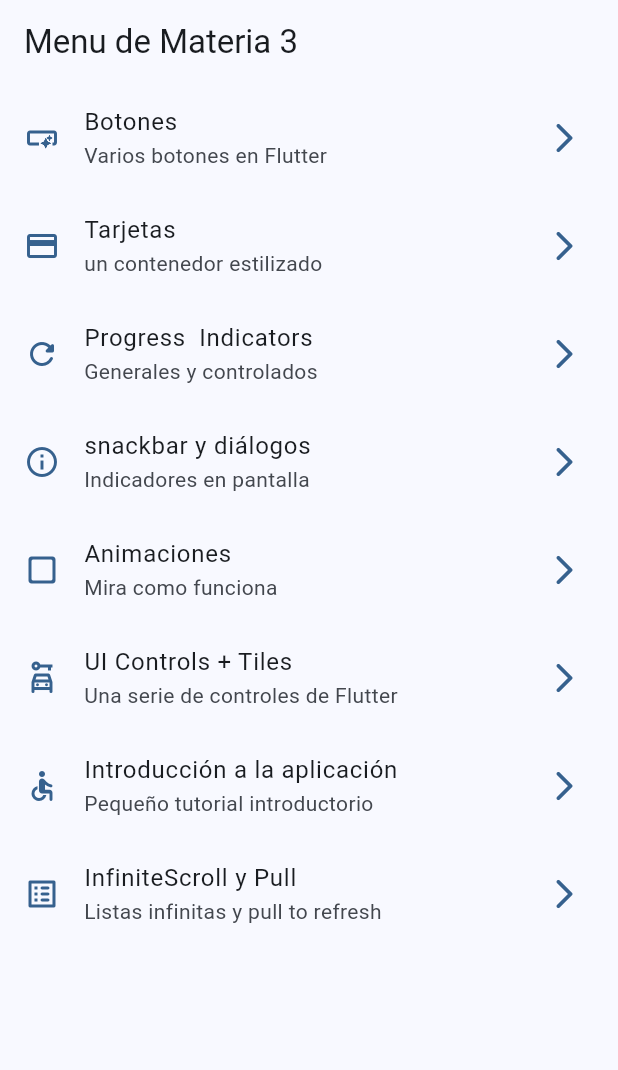
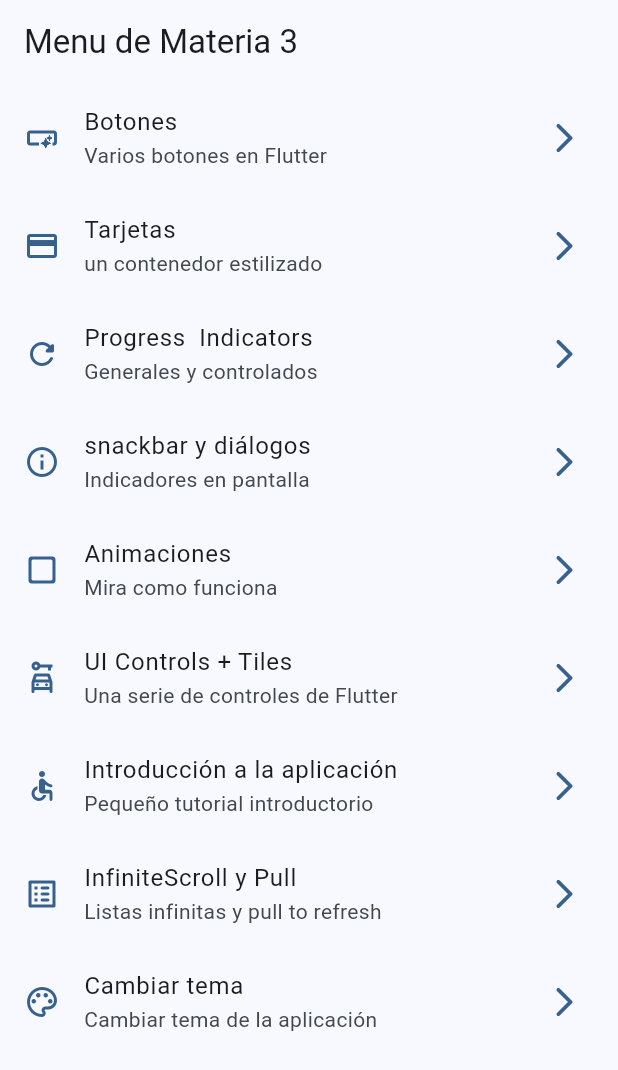
Before and after one commit to Sergi024R/halloween, a Flutter app: the screen it shows after launch, on a phone screen of 412 x 824 dp. Shown: the top 1070 px of the screen. Run offline on Flutter 3.47's test engine with Material 2 defaults, Android fonts, the phone set to English and light mode, and no system bars; our stand-ins replace animate_do, flutter_riverpod, go_router.

Commit message:
dark_mode

```diff
--- a/lib/config/menu/menu_items.dart
+++ b/lib/config/menu/menu_items.dart
@@ -54,4 +54,9 @@ List<MenuItem> appMenuItems = <MenuItem>[
       subTitle: 'Listas infinitas y pull to refresh',
       link: '/infinite',
       icon: Icons.list_alt_rounded),
+  const MenuItem(
+      title: 'Cambiar tema',
+      subTitle: 'Cambiar tema de la aplicación',
+      link: '/theme-changer',
+      icon: Icons.color_lens_outlined),
 ];
--- a/lib/config/theme/app_theme.dart
+++ b/lib/config/theme/app_theme.dart
@@ -15,16 +15,23 @@ const colorList = <Color>[
 
 class AppTheme {
   final int selectedColor;
+  final bool isDarkMode;
 
-  AppTheme({this.selectedColor = 0})
-      : assert(selectedColor >= 0 && selectedColor < colorList.length ,
+  AppTheme({
+    this.selectedColor = 0,
+    this.isDarkMode = false,
+  }) : assert(selectedColor >= 0 && selectedColor < colorList.length,
             'La selección de color no cumple con el rango de 0 asta ${colorList.length - 1}');
 
   ThemeData getTheme() => ThemeData(
-    useMaterial3: true,
-    colorSchemeSeed: colorList[selectedColor],
-    // appBarTheme: const AppBarTheme(
-    //   centerTitle: true
-    // )
-  );
+      useMaterial3: true,
+      brightness: isDarkMode ? Brightness.dark : Brightness.light,
+      colorSchemeSeed: colorList[selectedColor],
+      appBarTheme: const AppBarTheme(centerTitle: false));
+
+
+  AppTheme copyWith({int? selectedColor, bool? isDarkMode}) => AppTheme(
+        selectedColor: selectedColor ?? this.selectedColor,
+        isDarkMode: isDarkMode ?? this.isDarkMode,
+      );
 }
--- a/lib/main.dart
+++ b/lib/main.dart
@@ -1,20 +1,23 @@
 import 'package:flutter/material.dart';
+import 'package:flutter_riverpod/flutter_riverpod.dart';
 import 'package:widgets_app/config/router/app_router.dart';
 import 'package:widgets_app/config/theme/app_theme.dart';
+import 'presentation/providers/theme_provider.dart';
 
 void main() {
-  runApp(const MainApp());
+  runApp(const ProviderScope(child: MainApp()));
 }
 
-class MainApp extends StatelessWidget {
+class MainApp extends ConsumerWidget {
   const MainApp({super.key});
 
   @override
-  Widget build(BuildContext context) {
+  Widget build(BuildContext context, WidgetRef ref) {
+    final AppTheme appTheme = ref.watch(themeNotifierProvider);
     return MaterialApp.router(
       title: 'Flutter Widgets',
       debugShowCheckedModeBanner: false,
-      theme: AppTheme(selectedColor: 0).getTheme(),
+      theme: appTheme.getTheme(),
       routerConfig: appRouter,
     );
   }
--- /dev/null
+++ b/lib/presentation/providers/counter_provider.dart
@@ -0,0 +1,4 @@
+import 'package:flutter_riverpod/flutter_riverpod.dart';
+
+
+final counterProvider = StateProvider<int>((ref) => 5 );
--- a/pubspec.yaml
+++ b/pubspec.yaml
@@ -10,6 +10,7 @@ dependencies:
   animate_do: ^3.1.2
   flutter:
     sdk: flutter
+  flutter_riverpod: ^2.4.6
   go_router: ^12.0.0
 
 dev_dependencies:
```
Also changed, not shown: lib/config/router/list_router.dart (+13 -0 lines), lib/presentation/providers/theme_provider.dart (added, +38 -0 lines), lib/screens/counter/counter_screen.dart (added, +45 -0 lines), lib/screens/theme_changer/theme_changer_screen.dart (added, +64 -0 lines), pubspec.lock.
